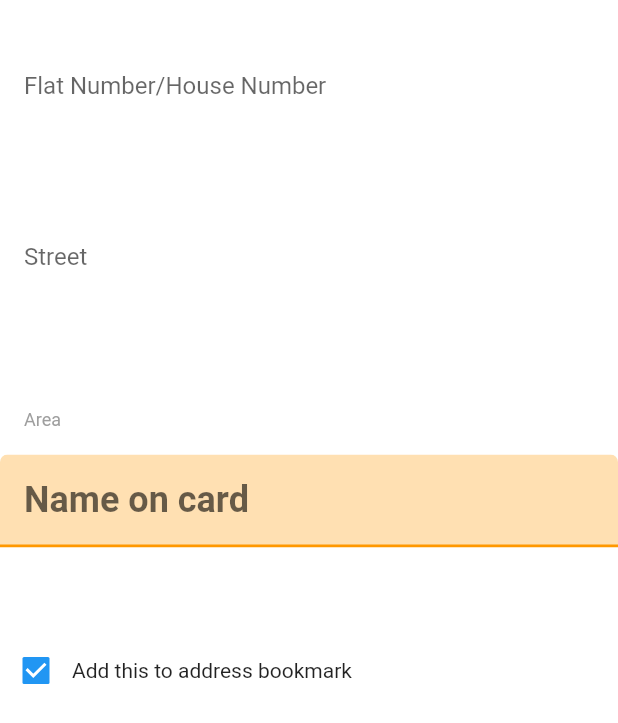
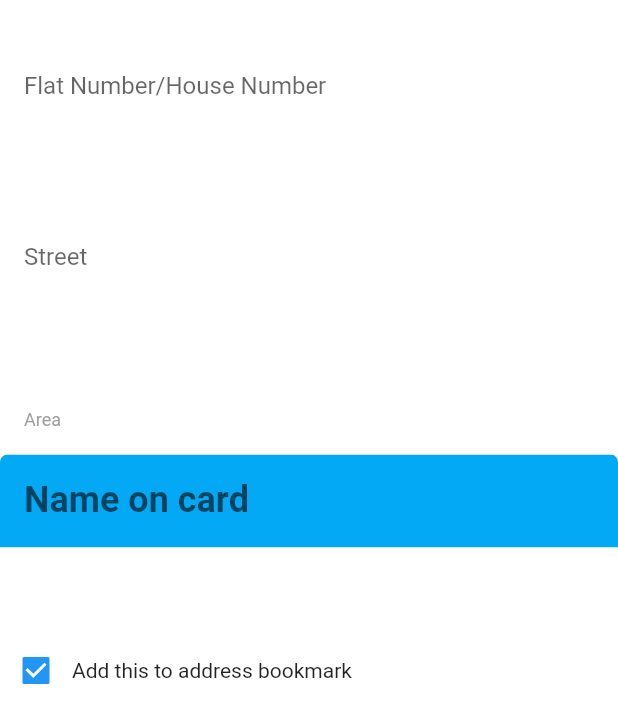
Before and after one commit to flutter-preview/EC-Paid-Project-Flutter-App, a Flutter app: the AddAddressForm widget shown alone on an empty page, opened directly, on a phone screen of 412 x 824 dp. Shown: the top 723 px of the screen. Run offline on Flutter 3.47's test engine with Material 2 defaults, Android fonts, the phone set to English and light mode, and no system bars; drawn by our look-alikes of flutter_platform_widgets; our stand-ins replace carousel_slider, curved_navigation_bar, device_preview, firebase_auth, firebase_core, flutter_redux and 4 more; missing offline and left inert: qr_code_scanner; accounts and stored records are empty; network calls fail.

Commit message:
made navigations

```diff
--- a/lib/addressPage/address_add.dart
+++ b/lib/addressPage/address_add.dart
@@ -95,7 +95,7 @@ class AddAddressPage extends StatelessWidget {
                     ],
                   ),
                   AddAddressForm(),
-                  Center(child: finishButton)
+                  Center(child: ElevatedButton(child: Text("orderDetail"),onPressed: () => {Navigator.pushNamed(context, "/orderDetail")},))
                 ],
               ),
             ),
--- a/lib/addressPage/address_form.dart
+++ b/lib/addressPage/address_form.dart
@@ -48,8 +48,8 @@ class AddAddressForm extends StatelessWidget {
                   padding: EdgeInsets.only(left: 16.0, top: 4.0, bottom: 4.0),
                   decoration: BoxDecoration(
                     border: Border(
-                        bottom: BorderSide(color: Colors.orange, width: 2)),
-                    color: Colors.orange[100],
+                        bottom: BorderSide(color: Colors.lightBlue, width: 2)),
+                    color: Colors.lightBlue,
                   ),
                   child: TextField(
                     style: TextStyle(fontSize: 24, fontWeight: FontWeight.bold),
--- a/lib/main.dart
+++ b/lib/main.dart
@@ -4,6 +4,7 @@ import 'package:flutter_ecommerce_app/pages/homePage/homePage.dart';
 import 'package:flutter_ecommerce_app/pages/cart/CartPage.dart';
 import 'package:flutter_ecommerce_app/pages/bottomNavigationBar/bottomNavigationBar.dart';
 import 'package:flutter_ecommerce_app/pages/orderhistoryPage/orderHistory.dart';
+import 'package:flutter_ecommerce_app/pages/splashPage/splash.dart';
 import 'package:flutter_platform_widgets/flutter_platform_widgets.dart';
 import 'package:flutter_redux/flutter_redux.dart';
 import 'package:redux/redux.dart';
@@ -53,16 +54,18 @@ class MyApp extends StatelessWidget {
       cupertino: (_, __) => CupertinoAppData(
         theme: MyTheme.iosThemeData,
       ),
-      home: AddAddressPage(),
+      home: Splash(),
       routes: {
         "/login": (context) => LoginPage(),
         "/signup": (context) => SignupPage(),
+        "/homePage": (context) => HomePage(),
         "/gridpage": (context) => GridPage(arguments: ModalRoute.of(context)?.settings.arguments),
         "/productDetail": (context) => ProductDetailsView(arguments: ModalRoute.of(context)?.settings.arguments as String),
         "/cart": (context) => CartPage(),
         "/qr": (context) =>const QRCodeScanner(),
         "/orderHistory": (context) => OrderHistory(),
         "/orderDetail": (context) => OrderDetailPage(),
+        "/addressPage": (context) => AddAddressPage(),
       },
     )
     );
--- a/lib/pages/cart/CartPage.dart
+++ b/lib/pages/cart/CartPage.dart
@@ -144,7 +144,7 @@ class _CartPageState extends State<CartPage> {
                         fontWeight: FontWeight.bold),
                   ),
                   onPressed: () {
-                    Navigator.pushNamed(context, "/qr");
+                    Navigator.pushNamed(context, "/addressPage");
                   },
                 ),
               ),
--- a/lib/pages/login/login.dart
+++ b/lib/pages/login/login.dart
@@ -23,12 +23,13 @@ class _LoginPageState extends State<LoginPage> {
         loginuser.password.length >= 8 &&
         RegExp(r'[!@#$%^&*(),.?":{}|<>]').hasMatch(loginuser.password) &&
         loginuser.password != loginuser.password.toLowerCase()) {
+      Navigator.pushNamed(context, "/homePage");
       setState(() {
         message = 'Login successful';
       });
     } else {
       setState(() {
-        message = 'Invalid credentials';
+        message = 'password must contain Number Capital and Special character';
       });
     }
   }
```
